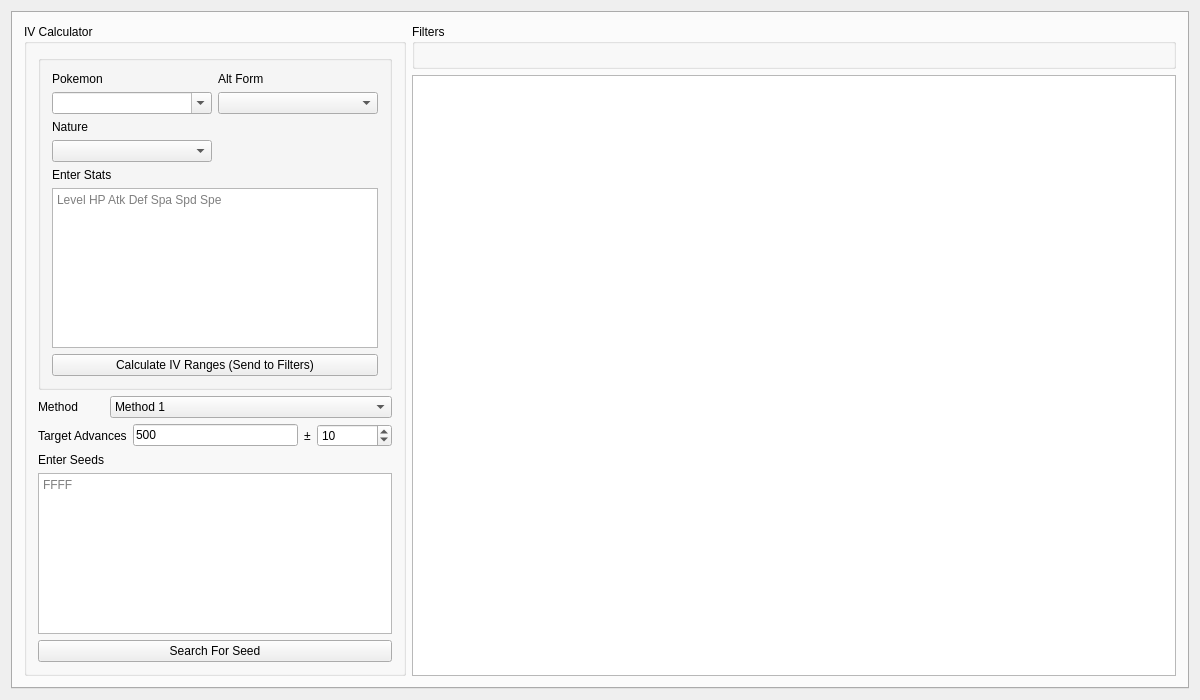
papajefe/Gen-3-Seed-Assistant, file Forms/Gen3/Stationary3.ui: the form before one commit.
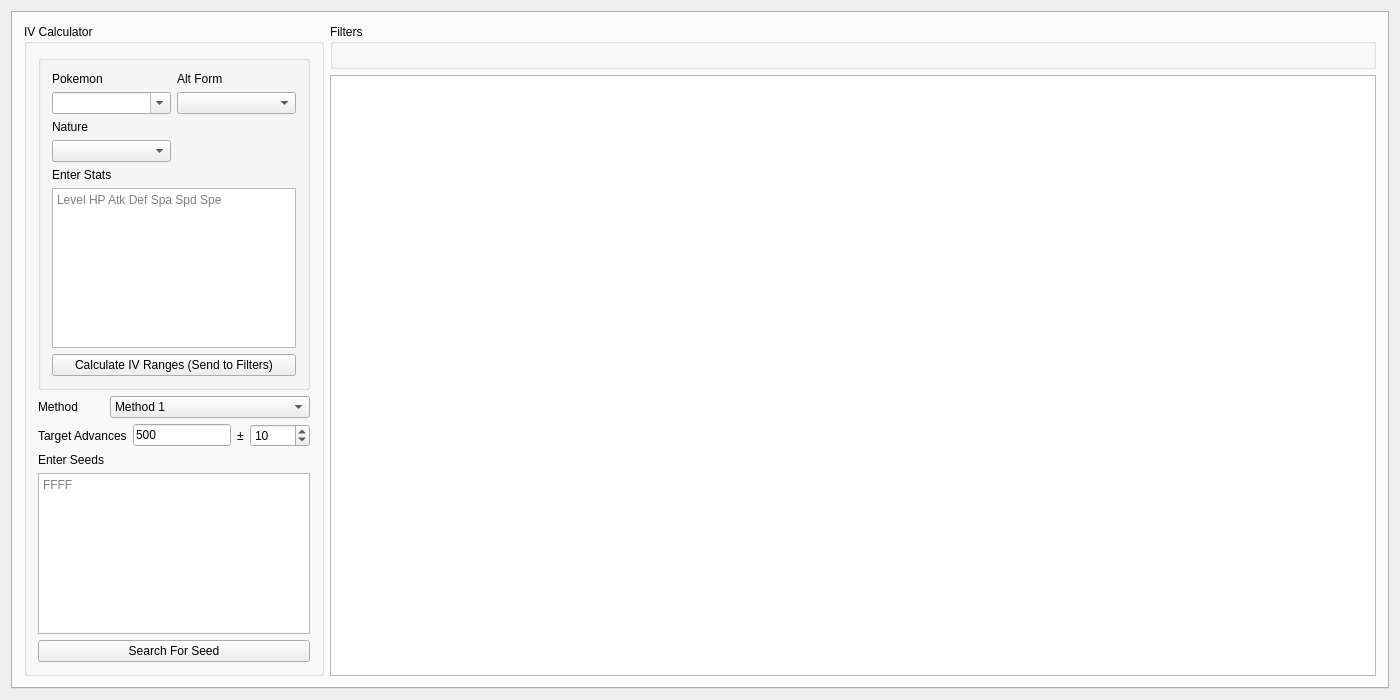
The form after the commit. Icons and pictures are not drawn. Custom widgets are drawn as their Qt base class.

Diff of the .ui file:
```diff
--- a/Forms/Gen3/Stationary3.ui
+++ b/Forms/Gen3/Stationary3.ui
@@ -6,16 +6,22 @@
    <rect>
     <x>0</x>
     <y>0</y>
-    <width>1200</width>
+    <width>1400</width>
     <height>700</height>
    </rect>
   </property>
   <property name="minimumSize">
    <size>
-    <width>1200</width>
+    <width>1400</width>
     <height>700</height>
    </size>
   </property>
+  <property name="maximumSize">
+   <size>
+    <width>1400</width>
+    <height>16777215</height>
+   </size>
+  </property>
   <property name="windowTitle">
    <string notr="true">Gen 3 Seed Assistant</string>
   </property>
@@ -88,6 +94,18 @@
            <verstretch>0</verstretch>
           </sizepolicy>
          </property>
+         <property name="minimumSize">
+          <size>
+           <width>300</width>
+           <height>0</height>
+          </size>
+         </property>
+         <property name="maximumSize">
+          <size>
+           <width>300</width>
+           <height>16777215</height>
+          </size>
+         </property>
          <property name="title">
           <string>IV Calculator</string>
          </property>
@@ -116,6 +134,12 @@
             </item>
             <item row="0" column="1">
              <widget class="TextBox" name="textBoxGeneratorInitialFrame">
+              <property name="minimumSize">
+               <size>
+                <width>70</width>
+                <height>0</height>
+               </size>
+              </property>
               <property name="inputMethodHints">
                <set>Qt::ImhDigitsOnly</set>
               </property>
@@ -140,7 +164,7 @@
               </property>
               <property name="minimumSize">
                <size>
-                <width>75</width>
+                <width>60</width>
                 <height>0</height>
                </size>
               </property>
```
Left out of the diff: 17 changed lines with no effect on the pictures.
